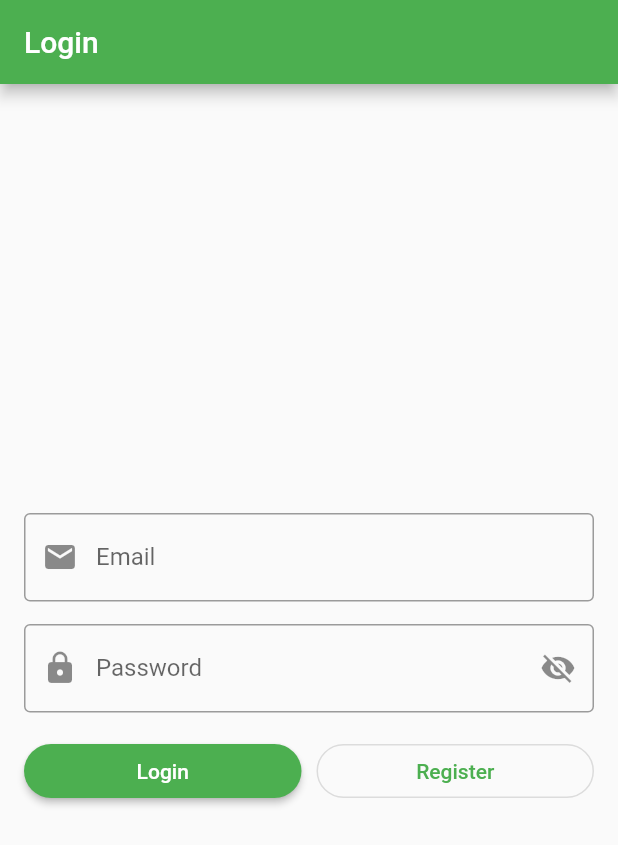
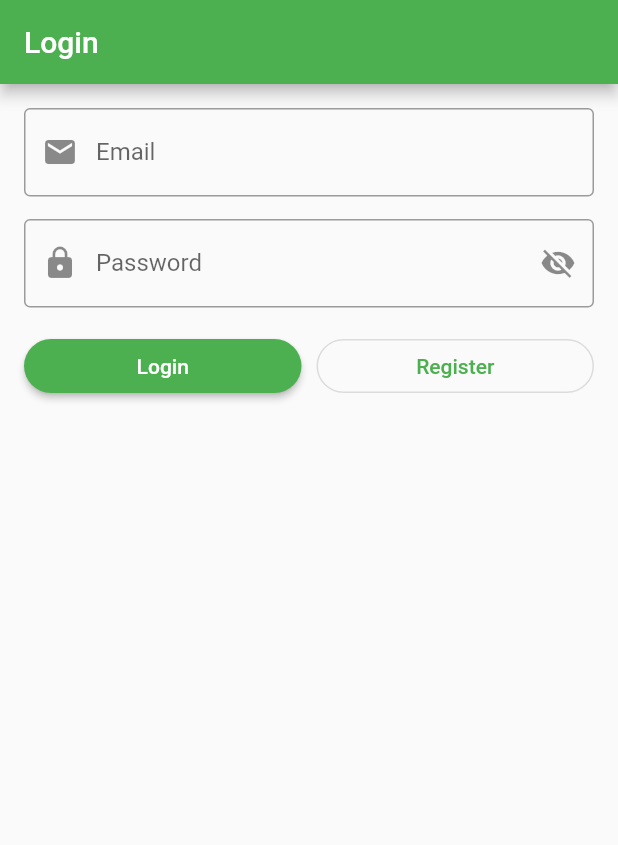
Before and after one commit to amir58/FlutterInstant2, a Flutter app: the screen it shows after launch, after a tap on "Login", on a phone screen of 412 x 824 dp. Shown: the top 845 px of the screen. Run offline on Flutter 3.47's test engine with Material 2 defaults, Android fonts, the phone set to English and light mode, and no system bars; network calls fail.

Commit message:
Session10

```diff
--- a/lib/main.dart
+++ b/lib/main.dart
@@ -1,4 +1,5 @@
 import 'package:flutter/material.dart';
+import 'package:instant2/ui/login_screen.dart';
 
 void main() {
   runApp(MyApp());
@@ -85,101 +86,6 @@ class ExpandScreen extends StatelessWidget {
   }
 }
 
-class LoginScreen extends StatefulWidget {
-  const LoginScreen({super.key});
-
-  @override
-  State<LoginScreen> createState() => _LoginScreenState();
-}
-
-class _LoginScreenState extends State<LoginScreen> {
-  bool obscureText = true;
-
-  // Layouts => Column, Row, Stack
-  @override
-  Widget build(BuildContext context) {
-    return Scaffold(
-      appBar: AppBar(
-        title: const Text("Login"),
-      ),
-      body: Padding(
-        padding: const EdgeInsets.all(16),
-        child: Column(
-          mainAxisSize: MainAxisSize.max,
-          // Main  => Vertical
-          mainAxisAlignment: MainAxisAlignment.center,
-
-          // Cross => Horizontal
-          crossAxisAlignment: CrossAxisAlignment.center,
-
-          children: [
-            TextFormField(
-              decoration: const InputDecoration(
-                labelText: 'Email',
-                border: OutlineInputBorder(),
-                prefixIcon: Icon(Icons.email),
-              ),
-            ),
-            const SizedBox(height: 15),
-            TextFormField(
-              obscureText: obscureText,
-              decoration: InputDecoration(
-                labelText: 'Password',
-                border: const OutlineInputBorder(),
-                prefixIcon: const Icon(Icons.lock),
-                suffixIcon: IconButton(
-                  onPressed: () {
-                    obscureText = !obscureText;
-                    setState(() {});
-                  },
-                  icon: Icon(
-                      obscureText ? Icons.visibility_off : Icons.visibility),
-                ),
-              ),
-            ),
-            const SizedBox(height: 15),
-            Row(
-              mainAxisSize: MainAxisSize.max,
-              // Main  => Horizontal
-              mainAxisAlignment: MainAxisAlignment.center,
-
-              // Cross => Vertical
-              crossAxisAlignment: CrossAxisAlignment.end,
-              children: [
-                Expanded(
-                  // 2/3
-                  child: ElevatedButton(
-                    onPressed: () {},
-                    style:
-                        ElevatedButton.styleFrom(shape: const StadiumBorder()),
-                    child: const Text("Login"),
-                  ),
-                ),
-                const SizedBox(width: 10),
-                Expanded(
-                  // 1/3
-                  child: OutlinedButton(
-                    onPressed: () {
-                      Navigator.push(
-                        context,
-                        MaterialPageRoute(
-                          builder: (context) => const RegisterScreen(),
-                        ),
-                      );
-                    },
-                    style:
-                        ElevatedButton.styleFrom(shape: const StadiumBorder()),
-                    child: const Text("Register"),
-                  ),
-                ),
-              ],
-            ),
-          ],
-        ),
-      ),
-    );
-  }
-}
 
 class RegisterScreen extends StatelessWidget {
   const RegisterScreen({super.key});
@@ -236,7 +142,9 @@ class RegisterScreen extends StatelessWidget {
             Container(
               width: double.infinity,
               child: ElevatedButton(
-                onPressed: () {},
+                onPressed: () {
+                  Navigator.pop(context);
+                },
                 style: ElevatedButton.styleFrom(shape: const StadiumBorder()),
                 child: const Text("Register"),
               ),
--- /dev/null
+++ b/lib/ui/login_screen.dart
@@ -0,0 +1,124 @@
+import 'package:flutter/material.dart';
+import 'package:instant2/main.dart';
+import 'package:instant2/ui/home_screen.dart';
+
+class LoginScreen extends StatefulWidget {
+  const LoginScreen({super.key});
+
+  @override
+  State<LoginScreen> createState() => _LoginScreenState();
+}
+
+class _LoginScreenState extends State<LoginScreen> {
+  bool obscureText = true;
+
+  // Define a controller
+  // Bind controller with TextFormField
+  // Get the value from the controller
+  final emailController = TextEditingController();
+  var passwordController = TextEditingController();
+  TextEditingController confirmPasswordController = TextEditingController();
+
+  // Layouts => Column, Row, Stack
+  @override
+  Widget build(BuildContext context) {
+    return Scaffold(
+      appBar: AppBar(
+        title: const Text("Login"),
+      ),
+      body: Padding(
+        padding: const EdgeInsets.all(16),
+        child: Column(
+          mainAxisSize: MainAxisSize.max,
+          // Main  => Vertical
+          mainAxisAlignment: MainAxisAlignment.start,
+
+          // Cross => Horizontal
+          crossAxisAlignment: CrossAxisAlignment.center,
+
+          children: [
+            TextFormField(
+              controller: emailController,
+              decoration: const InputDecoration(
+                labelText: 'Email',
+                border: OutlineInputBorder(),
+                prefixIcon: Icon(Icons.email),
+              ),
+            ),
+            const SizedBox(height: 15),
+            TextFormField(
+              controller: passwordController,
+              obscureText: obscureText,
+              decoration: InputDecoration(
+                labelText: 'Password',
+                border: const OutlineInputBorder(),
+                prefixIcon: const Icon(Icons.lock),
+                suffixIcon: IconButton(
+                  onPressed: () {
+                    obscureText = !obscureText;
+                    setState(() {});
+                  },
+                  icon: Icon(
+                      obscureText ? Icons.visibility_off : Icons.visibility),
+                ),
+              ),
+            ),
+            const SizedBox(height: 15),
+            Row(
+              mainAxisSize: MainAxisSize.max,
+              // Main  => Horizontal
+              mainAxisAlignment: MainAxisAlignment.center,
+
+              // Cross => Vertical
+              crossAxisAlignment: CrossAxisAlignment.end,
+              children: [
+                Expanded(
+                  // 2/3
+                  child: ElevatedButton(
+                    onPressed: () => login(),
+                    style:
+                        ElevatedButton.styleFrom(shape: const StadiumBorder()),
+                    child: const Text("Login"),
+                  ),
+                ),
+                const SizedBox(width: 10),
+                Expanded(
+                  // 1/3
+                  child: OutlinedButton(
+                    onPressed: () {
+                      Navigator.push(
+                        context,
+                        MaterialPageRoute(
+                          builder: (context) => const RegisterScreen(),
+                        ),
+                      );
+                    },
+                    style:
+                        ElevatedButton.styleFrom(shape: const StadiumBorder()),
+                    child: const Text("Register"),
+                  ),
+                ),
+              ],
+            ),
+          ],
+        ),
+      ),
+    );
+  }
+
+  void login() {
+    String email = emailController.text;
+    String password = passwordController.text;
+
+    if (email == "amir@gmail.com" && password == "123123") {
+      Navigator.pushReplacement(
+        context,
+        MaterialPageRoute(
+          builder: (context) => HomeScreen(),
+        ),
+      );
+    } else {
+      print('Email or password wrong!');
+    }
+  }
+}
--- a/pubspec.yaml
+++ b/pubspec.yaml
@@ -59,9 +59,8 @@ flutter:
   uses-material-design: true
 
   # To add assets to your application, add an assets section, like this:
-  # assets:
-  #   - images/a_dot_burr.jpeg
-  #   - images/a_dot_ham.jpeg
+  assets:
+     - assets/images/
 
   # An image asset can refer to one or more resolution-specific "variants", see
   # https://flutter.dev/assets-and-images/#resolution-aware
```
Also changed, not shown: lib/inheritance/slider_mixin.dart (added, +7 -0 lines), lib/inheritance/test_screen.dart (+13 -0 lines), lib/ui/home_screen.dart (added, +46 -0 lines), assets/images/whatsapp.png (added), assets/images/youtube.png (added).
